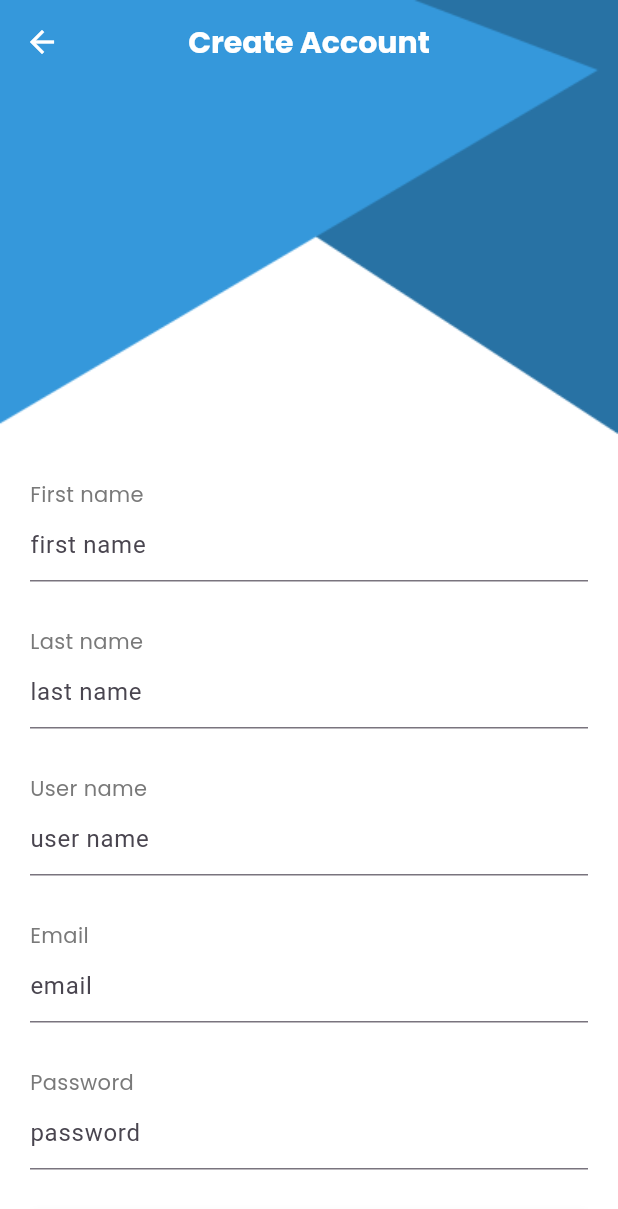
After one commit to mohammedashraf16/chatty, a Flutter app: the screen it shows after launch, after a tap on "Or Create My Account", on a phone screen of 412 x 824 dp. The commit adds this screen. Shown: the top 1209 px of the screen. Run offline on Flutter 3.47's test engine with Material 3 defaults, Android fonts, the phone set to English and light mode, and no system bars; our stand-ins replace firebase_core, google_fonts; accounts and stored records are empty.

Commit message:
sign up ui finished & add firebase to project

```diff
--- /dev/null
+++ b/lib/core/functions/email_validation.dart
@@ -0,0 +1,12 @@
+String? emailValidation(text) {
+  final bool emailValid =
+  RegExp(r"^[a-zA-Z0-9.a-zA-Z0-9.!#$%&'*+-/=?^_`{|}~]+@[a-zA-Z0-9]+\.[a-zA-Z]+")
+      .hasMatch(text!);
+  if (text == null || text.trim().isEmpty) {
+    return 'Please Enter Your Email';
+  }
+  if(!emailValid){
+    return 'Please Enter a Valid Email';
+  }
+  return null;
+}
--- a/lib/core/widgets/custom_btn.dart
+++ b/lib/core/widgets/custom_btn.dart
@@ -7,10 +7,11 @@ class CustomBtn extends StatelessWidget {
       required this.onPressed,
       required this.text,
       required this.bgColor,
-      required this.iconColor, this.elevation});
+      required this.iconColor, this.elevation, required this.textColor});
 
   final void Function()? onPressed;
   final String text;
+  final Color textColor;
   final Color bgColor;
   final Color iconColor;
   final double? elevation;
@@ -32,7 +33,7 @@ class CustomBtn extends StatelessWidget {
             children: [
               Text(
                 text,
-                style: GoogleFonts.poppins(fontSize: 16, color: Colors.white),
+                style: GoogleFonts.poppins(fontSize: 16, color: textColor),
               ),
               const Spacer(),
               Icon(
--- a/lib/core/widgets/custom_text_form_field.dart
+++ b/lib/core/widgets/custom_text_form_field.dart
@@ -1,11 +1,18 @@
 import 'package:flutter/material.dart';
-import 'package:google_fonts/google_fonts.dart';
 
 class CustomTextFormField extends StatelessWidget {
-  const CustomTextFormField({super.key, this.onChanged, required this.fieldName, required this.hintText});
-final void Function(String)? onChanged;
-final String fieldName;
-final String hintText;
+  const CustomTextFormField(
+      {super.key,
+      this.onChanged,
+      required this.fieldName,
+      required this.hintText,
+      this.validator});
+
+  final void Function(String)? onChanged;
+  final String fieldName;
+  final String hintText;
+  final String? Function(String?)? validator;
+
   @override
   Widget build(BuildContext context) {
     return TextFormField(
@@ -13,12 +20,7 @@ final String hintText;
         hintText: hintText,
       ),
       onChanged: onChanged,
-      validator:(text) {
-        if(text==null||text.trim().isEmpty){
-          return 'Please Enter Your $fieldName';
-        }
-        return null;
-      },
+      validator: validator,
     );
   }
 }
--- a/lib/features/auth/sign_in/widgets/sign_in_view_body.dart
+++ b/lib/features/auth/sign_in/widgets/sign_in_view_body.dart
@@ -1,5 +1,7 @@
+import 'package:chatty/core/functions/email_validation.dart';
 import 'package:chatty/core/widgets/custom_btn.dart';
 import 'package:chatty/core/widgets/custom_text_form_field.dart';
+import 'package:chatty/features/auth/sign_up/sign_up_view.dart';
 import 'package:flutter/material.dart';
 import 'package:google_fonts/google_fonts.dart';
 
@@ -35,6 +37,7 @@ class SignInViewBody extends StatelessWidget {
                    color: const Color(0xFF797979)
                ),),
               CustomTextFormField(
+                validator: emailValidation,
                 hintText: "Enter Your Email",
                 fieldName: "Email",
                 onChanged: (value) {
@@ -48,6 +51,12 @@ class SignInViewBody extends StatelessWidget {
                   color: const Color(0xFF797979)
               )),
               CustomTextFormField(
+                validator: (text) {
+                  if (text == null || text.trim().isEmpty) {
+                    return 'Please Enter Your Password';
+                  }
+                  return null;
+                },
                 fieldName: "Password",
                 hintText: "Enter Your Password",
                 onChanged: (value) {
@@ -66,6 +75,7 @@ class SignInViewBody extends StatelessWidget {
               ),
               const SizedBox(height: 30),
               CustomBtn(
+                textColor: Colors.white,
                 bgColor: const Color(0xFF3598DB),
                 iconColor: Colors.white,
                 onPressed: () {},
@@ -73,6 +83,9 @@ class SignInViewBody extends StatelessWidget {
               ),
               const SizedBox(height: 35),
               GestureDetector(
+                onTap: (){
+                  Navigator.pushNamed(context, SignUpView.routeName);
+                },
                 child: Text("Or Create My Account",style: GoogleFonts.poppins(
                   color: const Color(0xFF505050),
                   fontSize: 16
@@ -84,4 +97,6 @@ class SignInViewBody extends StatelessWidget {
       ),
     );
   }
+
+
 }
--- /dev/null
+++ b/lib/features/auth/sign_up/sign_up_view.dart
@@ -0,0 +1,37 @@
+import 'package:chatty/features/auth/sign_up/widgets/sign_up_view_body.dart';
+import 'package:flutter/material.dart';
+import 'package:google_fonts/google_fonts.dart';
+
+class SignUpView extends StatelessWidget {
+  const SignUpView({super.key});
+  static const routeName = "sign_up_view";
+  @override
+  Widget build(BuildContext context) {
+    return  Stack(
+      children: [
+        Image.asset(
+          "assets/images/main_bg.png",
+          fit: BoxFit.fill,
+          width: double.infinity,
+        ),
+        Scaffold(
+          appBar: AppBar(
+            backgroundColor: Colors.transparent,
+            elevation: 0,
+            title: Text(
+              "Create Account",
+              style: GoogleFonts.poppins(
+                color: Colors.white,
+                fontWeight: FontWeight.bold,
+                fontSize: 20,
+              ),
+            ),
+            centerTitle: true,
+          ),
+          backgroundColor: Colors.transparent,
+          body:   SignUpViewBody(),
+        ),
+      ],
+    );
+  }
+}
--- /dev/null
+++ b/lib/features/auth/sign_up/widgets/sign_up_view_body.dart
@@ -0,0 +1,119 @@
+import 'package:chatty/core/functions/email_validation.dart';
+import 'package:chatty/core/widgets/custom_btn.dart';
+import 'package:chatty/core/widgets/custom_text_form_field.dart';
+import 'package:flutter/material.dart';
+import 'package:google_fonts/google_fonts.dart';
+
+class SignUpViewBody extends StatelessWidget {
+  SignUpViewBody({super.key});
+
+  String firstName = "";
+  String lastName = "";
+  String userName = "";
+  String email = "";
+  String password = "";
+
+  @override
+  Widget build(BuildContext context) {
+    return Padding(
+      padding: const EdgeInsets.symmetric(horizontal: 20.0),
+      child: SingleChildScrollView(
+        child: Form(
+          child: Column(
+            crossAxisAlignment: CrossAxisAlignment.start,
+            children: [
+              SizedBox(
+                height: MediaQuery.of(context).size.height * .32,
+              ),
+              Text("First name",
+                  style: GoogleFonts.poppins(color: const Color(0xFF797979))),
+              CustomTextFormField(
+                validator: (text) {
+                  if (text == null || text.trim().isEmpty) {
+                    return 'Please Enter Your First Name';
+                  }
+                  return null;
+                },
+                fieldName: "First Name",
+                hintText: "first name",
+                onChanged: (value) {
+                  firstName = value;
+                },
+              ),
+              const SizedBox(height: 30),
+              Text("Last name",
+                  style: GoogleFonts.poppins(color: const Color(0xFF797979))),
+              CustomTextFormField(
+                  validator: (text) {
+                    if (text == null || text.trim().isEmpty) {
+                      return 'Please Enter Your Last Name';
+                    }
+                    return null;
+                  },
+                  fieldName: "Last Name",
+                  hintText: "last name",
+                  onChanged: (value) {
+                    lastName = value;
+                  }),
+              const SizedBox(height: 30),
+              Text("User name",
+                  style: GoogleFonts.poppins(color: const Color(0xFF797979))),
+              CustomTextFormField(
+                  validator: (text) {
+                    if (text == null || text.trim().isEmpty) {
+                      return 'Please Enter Your User Name';
+                    }
+                    return null;
+                  },
+                  fieldName: "User Name",
+                  hintText: "user name",
+                  onChanged: (value) {
+                    userName = value;
+                  }),
+              const SizedBox(height: 30),
+              Text("Email",
+                  style: GoogleFonts.poppins(color: const Color(0xFF797979))),
+              CustomTextFormField(
+                validator: emailValidation,
+                  fieldName: "Email",
+                  hintText: "email",
+                  onChanged: (value) {
+                    email = value;
+                  }),
+              const SizedBox(height: 30),
+              Text("Password",
+                  style: GoogleFonts.poppins(color: const Color(0xFF797979))),
+              CustomTextFormField(
+                  validator: (text) {
+                    if (text == null || text.trim().isEmpty) {
+                      return 'Please Enter Your Password';
+                    }
+                    if(text.length<6){
+                      return 'Password should be at least 6 characters long';
+                    }
+                    return null;
+                  },
+                  fieldName: "Password",
+                  hintText: "password",
+                  onChanged: (value) {
+                    password = value;
+                  }),
+              const SizedBox(height: 30),
+              CustomBtn(
+                onPressed: () {},
+                text: "Create Account",
+                bgColor: Colors.white,
+                iconColor: const Color(0xFFBDBDBD),
+                textColor: const Color(0xFFBDBDBD),
+                elevation: 8,
+              ),
+              const SizedBox(
+                height: 30,
+              )
+            ],
+          ),
+        ),
+      ),
+    );
+  }
+}
--- a/lib/main.dart
+++ b/lib/main.dart
@@ -2,6 +2,7 @@ import 'package:chatty/features/splash/splash_view.dart';
 import 'package:flutter/material.dart';
 
 import 'features/auth/sign_in/sign_in_view.dart';
+import 'features/auth/sign_up/sign_up_view.dart';
 
 void main(){
   runApp(const MyApp());
@@ -12,10 +13,18 @@ class MyApp extends StatelessWidget {
   @override
   Widget build(BuildContext context) {
     return  MaterialApp(
+      theme: ThemeData(
+        appBarTheme: const AppBarTheme(
+          iconTheme: IconThemeData(
+            color: Colors.white,
+          )
+        )
+      ),
       debugShowCheckedModeBanner: false,
       routes: {
         SplashView.routeName: (context) => const SplashView(),
         SignInView.routeName: (context) => const SignInView(),
+        SignUpView.routeName: (context) => const SignUpView(),
       },
       initialRoute: SplashView.routeName,
     );
--- a/pubspec.yaml
+++ b/pubspec.yaml
@@ -36,6 +36,7 @@ dependencies:
   # Use with the CupertinoIcons class for iOS style icons.
   cupertino_icons: ^1.0.8
   google_fonts: ^6.2.1
+  firebase_core: ^3.8.0
 
 dev_dependencies:
   flutter_test:
```
Also changed, not shown: firebase.json (added), lib/firebase_options.dart (added), pubspec.lock, 3 other files.
